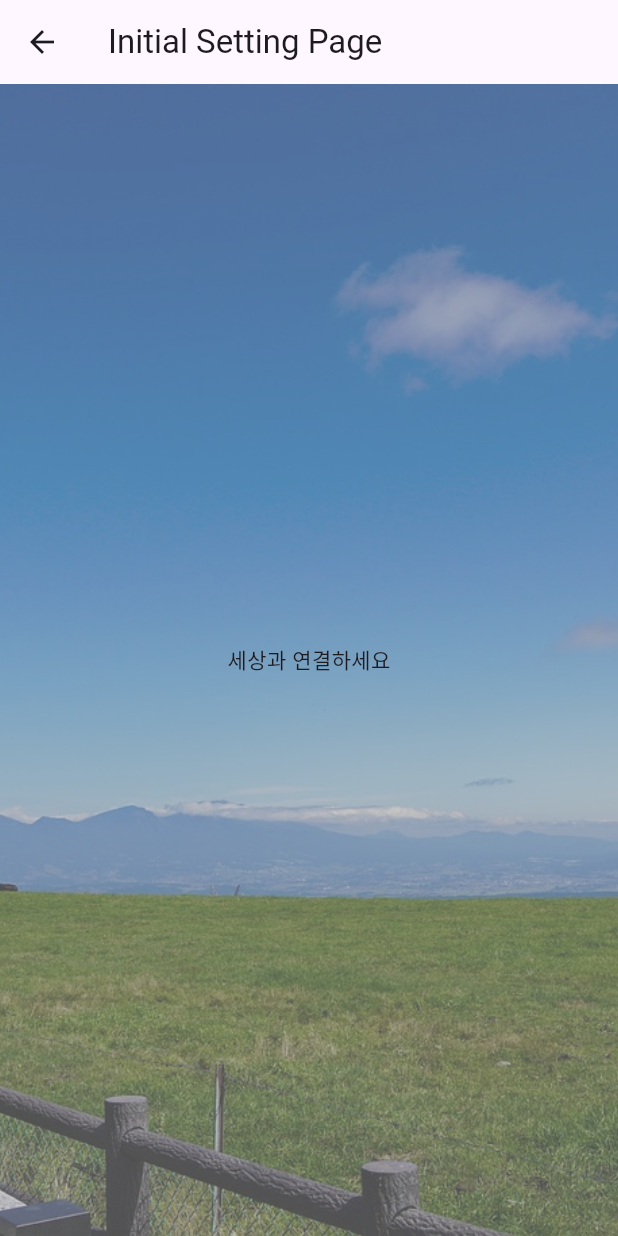
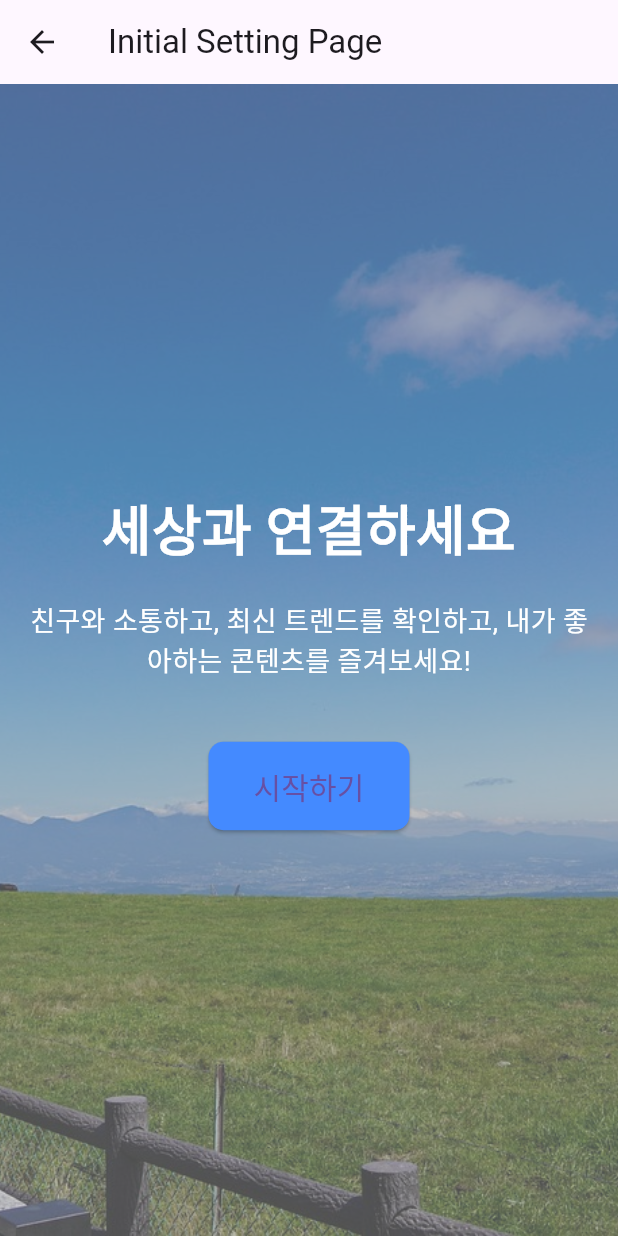
Before and after one commit to Mallang-Diary/MallangDiary-FrontEnd, a Flutter app: the InitialSettingPage screen opened by its route, on a phone screen of 412 x 824 dp. Run offline on Flutter 3.47's test engine with Material 3 defaults, Android fonts, the phone set to English and light mode, and no system bars; our stand-ins replace supabase; accounts and stored records are empty.

Commit message:
[intro] sample intro_page

```diff
--- a/lib/initial_setting_page.dart
+++ b/lib/initial_setting_page.dart
@@ -29,7 +29,39 @@ class InitialSettingPage extends StatelessWidget {
               children: [
                 Text(
                   "세상과 연결하세요",
-                )
+                  style: TextStyle(
+                    color: Colors.white,
+                    fontSize: 36,
+                    fontWeight: FontWeight.bold,
+                  ),
+                  textAlign: TextAlign.center,
+                ),
+                SizedBox(height: 20),
+                Text(
+                  "친구와 소통하고, 최신 트렌드를 확인하고, 내가 좋아하는 콘텐츠를 즐겨보세요!",
+                  style: TextStyle(
+                    color: Colors.white,
+                    fontSize: 18,
+                  ),
+                  textAlign: TextAlign.center,
+                ),
+                SizedBox(height: 40),
+                ElevatedButton(
+                    onPressed: (){
+                      // 시작하기 버튼 클릭 시 이동할 페이지 설정
+                    },
+                    style: ElevatedButton.styleFrom(
+                      backgroundColor: Colors.blueAccent,
+                      padding: EdgeInsets.symmetric(horizontal: 30, vertical: 15),
+                      shape: RoundedRectangleBorder(
+                        borderRadius: BorderRadius.circular(10),
+                      ),
+                    ),
+                  child: Text(
+                      "시작하기",
+                      style: TextStyle(fontSize: 20),
+                  ),
+                ),
               ],
             ),),
           )
```
